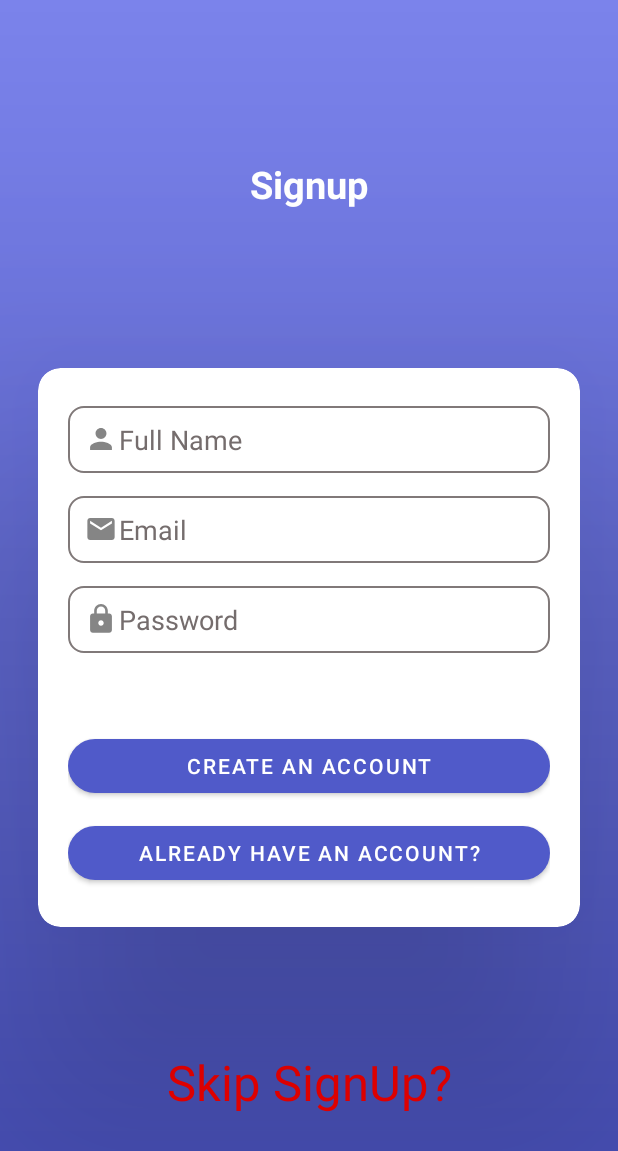
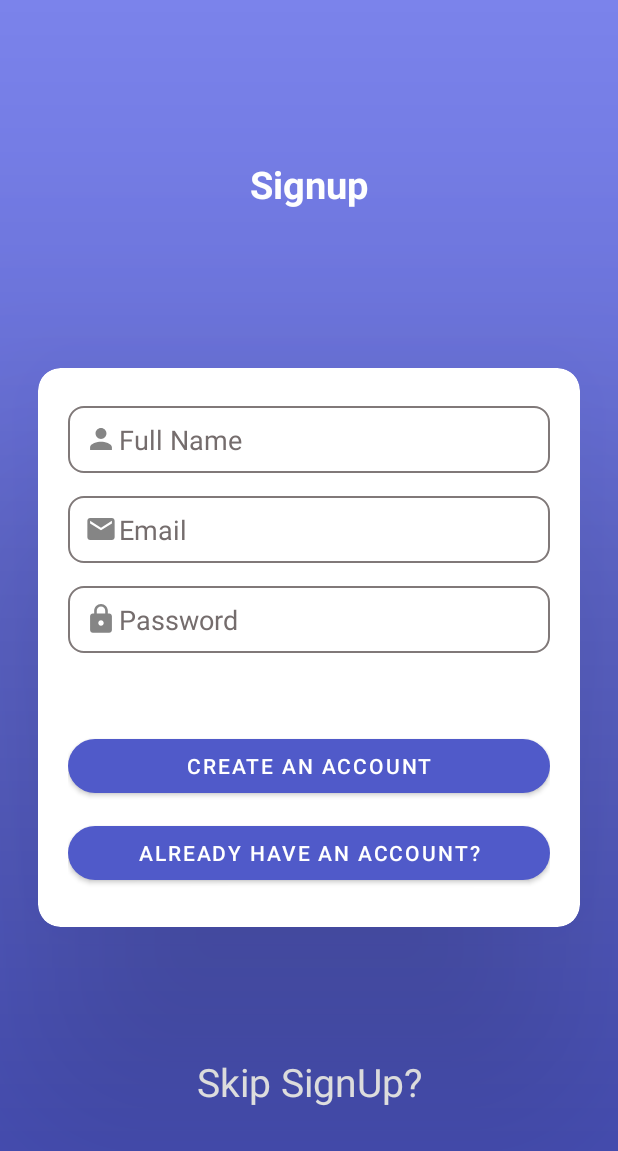
Before and after one commit to Pranjal9999999/Buzz, an Android app: the SignupActivity screen opened directly, with no data from a screen before it, on a phone screen of 412 x 824 dp. Shown: the top 1151 px of the screen. Run offline under Robolectric (Android 15) with nearby library versions, the phone set to English and light mode, and no system bars; our stand-ins replace Firebase (no records; nobody signed in at launch, a user with empty details on screens opened directly), sdp/ssp sizes; Roboto replaces fonts that are not available here.

Commit message:
Some minor changes with the UI

```diff
--- a/app/src/main/res/layout/activity_login.xml
+++ b/app/src/main/res/layout/activity_login.xml
@@ -126,8 +126,8 @@
         android:text="Skip Login?"
        android:id="@+id/skip_login"
         android:gravity="center"
-        android:textColor="@color/red"
-        android:textSize="@dimen/_25ssp"
+        android:textColor="@color/white"
+        android:textSize="@dimen/_20ssp"
         app:layout_constraintBottom_toBottomOf="parent"
         app:layout_constraintTop_toBottomOf="@+id/cardView2" />
 </androidx.constraintlayout.widget.ConstraintLayout>
--- a/app/src/main/res/layout/activity_signup.xml
+++ b/app/src/main/res/layout/activity_signup.xml
@@ -128,8 +128,8 @@
         android:id="@+id/skip_signup"
 
         android:text="Skip SignUp?"
-        android:textColor="@color/red"
-        android:textSize="@dimen/_25ssp"
+        android:textColor="@color/white"
+        android:textSize="@dimen/_20ssp"
         app:layout_constraintBottom_toBottomOf="parent"
         app:layout_constraintTop_toBottomOf="@+id/cardView" />
 </androidx.constraintlayout.widget.ConstraintLayout>
```
